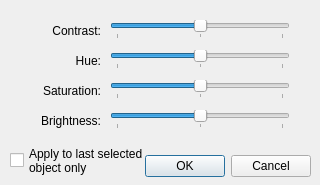
Above: askHueSatBriDialog.ui from Swyter/openbrf-redux before the change. Below: the same form after it.
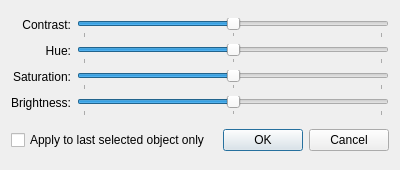
That is the form after the change.

Commit message: askHueSatBriDialog: Rework widen and make resizable the HSB dialog with Qt Designer, make it light so that the slider markers are visible. Suggested by @kraggrim.

Diff of the .ui file:
```diff
--- a/askHueSatBriDialog.ui
+++ b/askHueSatBriDialog.ui
@@ -6,136 +6,196 @@
    <rect>
     <x>0</x>
     <y>0</y>
-    <width>320</width>
-    <height>185</height>
+    <width>400</width>
+    <height>170</height>
    </rect>
   </property>
+  <property name="sizePolicy">
+   <sizepolicy hsizetype="Maximum" vsizetype="Maximum">
+    <horstretch>0</horstretch>
+    <verstretch>0</verstretch>
+   </sizepolicy>
+  </property>
+  <property name="minimumSize">
+   <size>
+    <width>400</width>
+    <height>170</height>
+   </size>
+  </property>
+  <property name="maximumSize">
+   <size>
+    <width>900</width>
+    <height>170</height>
+   </size>
+  </property>
+  <property name="baseSize">
+   <size>
+    <width>400</width>
+    <height>170</height>
+   </size>
+  </property>
   <property name="windowTitle">
    <string>Tune Per-Vertex Colors</string>
   </property>
-  <widget class="QDialogButtonBox" name="buttonBox">
-   <property name="geometry">
-    <rect>
-     <x>140</x>
-     <y>150</y>
-     <width>171</width>
-     <height>32</height>
-    </rect>
+  <property name="windowOpacity">
+   <double>0.850000000000000</double>
+  </property>
+  <property name="autoFillBackground">
+   <bool>true</bool>
+  </property>
+  <layout class="QGridLayout" name="gridLayout_2">
+   <item row="0" column="0" colspan="2">
+    <layout class="QGridLayout" name="gridLayout">
+     <item row="0" column="0">
+      <widget class="QLabel" name="label_4">
+       <property name="frameShape">
+        <enum>QFrame::Shape::NoFrame</enum>
+       </property>
+       <property name="lineWidth">
+        <number>0</number>
+       </property>
+       <property name="text">
+        <string>Contrast:</string>
+       </property>
+       <property name="alignment">
+        <set>Qt::AlignmentFlag::AlignRight|Qt::AlignmentFlag::AlignTop|Qt::AlignmentFlag::AlignTrailing</set>
+       </property>
+       <property name="margin">
+        <number>0</number>
+       </property>
+      </widget>
+     </item>
+     <item row="0" column="1">
+      <widget class="QSlider" name="sliderContrast">
+       <property name="sizePolicy">
+        <sizepolicy hsizetype="Expanding" vsizetype="Fixed">
+         <horstretch>0</horstretch>
+         <verstretch>0</verstretch>
+        </sizepolicy>
+       </property>
+       <property name="autoFillBackground">
+        <bool>false</bool>
+       </property>
+       <property name="styleSheet">
+        <string notr="true">color: rgb(255, 255, 255);</string>
+       </property>
+       <property name="minimum">
+        <number>-150</number>
+       </property>
+       <property name="maximum">
+        <number>150</number>
    </property>
    <property name="orientation">
-    <enum>Qt::Horizontal</enum>
-   </property>
-   <property name="standardButtons">
-    <set>QDialogButtonBox::Cancel|QDialogButtonBox::Ok</set>
-   </property>
-  </widget>
+        <enum>Qt::Orientation::Horizontal</enum>
+       </property>
+       <property name="invertedAppearance">
+        <bool>false</bool>
+       </property>
+       <property name="invertedControls">
+        <bool>false</bool>
+       </property>
+       <property name="tickPosition">
+        <enum>QSlider::TickPosition::TicksBelow</enum>
+       </property>
+       <property name="tickInterval">
+        <number>150</number>
+       </property>
+      </widget>
+     </item>
+     <item row="1" column="0">
   <widget class="QLabel" name="label">
-   <property name="geometry">
-    <rect>
-     <x>20</x>
-     <y>50</y>
-     <width>81</width>
-     <height>21</height>
-    </rect>
+       <property name="frameShape">
+        <enum>QFrame::Shape::NoFrame</enum>
+       </property>
+       <property name="lineWidth">
+        <number>0</number>
    </property>
    <property name="text">
     <string>Hue:</string>
    </property>
    <property name="alignment">
-    <set>Qt::AlignRight|Qt::AlignTrailing|Qt::AlignVCenter</set>
-   </property>
-  </widget>
+        <set>Qt::AlignmentFlag::AlignRight|Qt::AlignmentFlag::AlignTop|Qt::AlignmentFlag::AlignTrailing</set>
+       </property>
+      </widget>
+     </item>
+     <item row="1" column="1">
+      <widget class="QSlider" name="sliderHue">
+       <property name="styleSheet">
+        <string notr="true">color: rgb(255, 255, 255);</string>
+       </property>
+       <property name="minimum">
+        <number>-100</number>
+       </property>
+       <property name="maximum">
+        <number>100</number>
+       </property>
+       <property name="orientation">
+        <enum>Qt::Orientation::Horizontal</enum>
+       </property>
+       <property name="tickPosition">
+        <enum>QSlider::TickPosition::TicksBelow</enum>
+       </property>
+       <property name="tickInterval">
+        <number>100</number>
+       </property>
+      </widget>
+     </item>
+     <item row="2" column="0">
   <widget class="QLabel" name="label_2">
-   <property name="geometry">
-    <rect>
-     <x>20</x>
-     <y>80</y>
-     <width>81</width>
-     <height>21</height>
-    </rect>
+       <property name="frameShape">
+        <enum>QFrame::Shape::NoFrame</enum>
+       </property>
+       <property name="lineWidth">
+        <number>0</number>
    </property>
    <property name="text">
     <string>Saturation:</string>
    </property>
    <property name="alignment">
-    <set>Qt::AlignRight|Qt::AlignTrailing|Qt::AlignVCenter</set>
-   </property>
-  </widget>
+        <set>Qt::AlignmentFlag::AlignRight|Qt::AlignmentFlag::AlignTop|Qt::AlignmentFlag::AlignTrailing</set>
+       </property>
+      </widget>
+     </item>
+     <item row="2" column="1">
+      <widget class="QSlider" name="sliderSat">
+       <property name="styleSheet">
+        <string notr="true">color: rgb(255, 255, 255);</string>
+       </property>
+       <property name="minimum">
+        <number>-100</number>
+       </property>
+       <property name="maximum">
+        <number>100</number>
+       </property>
+       <property name="orientation">
+        <enum>Qt::Orientation::Horizontal</enum>
+       </property>
+       <property name="tickPosition">
+        <enum>QSlider::TickPosition::TicksBelow</enum>
+       </property>
+       <property name="tickInterval">
+        <number>100</number>
+       </property>
+      </widget>
+     </item>
+     <item row="3" column="0">
   <widget class="QLabel" name="label_3">
-   <property name="geometry">
-    <rect>
-     <x>20</x>
-     <y>110</y>
-     <width>81</width>
-     <height>21</height>
-    </rect>
+       <property name="frameShape">
+        <enum>QFrame::Shape::NoFrame</enum>
+       </property>
+       <property name="lineWidth">
+        <number>0</number>
    </property>
    <property name="text">
     <string>Brightness:</string>
    </property>
    <property name="alignment">
-    <set>Qt::AlignRight|Qt::AlignTrailing|Qt::AlignVCenter</set>
-   </property>
-  </widget>
-  <widget class="QSlider" name="sliderHue">
-   <property name="geometry">
-    <rect>
-     <x>110</x>
-     <y>50</y>
-     <width>180</width>
-     <height>19</height>
-    </rect>
-   </property>
-   <property name="minimum">
-    <number>-100</number>
-   </property>
-   <property name="maximum">
-    <number>100</number>
-   </property>
-   <property name="orientation">
-    <enum>Qt::Horizontal</enum>
-   </property>
-   <property name="tickPosition">
-    <enum>QSlider::TicksBelow</enum>
-   </property>
-   <property name="tickInterval">
-    <number>100</number>
-   </property>
-  </widget>
-  <widget class="QSlider" name="sliderSat">
-   <property name="geometry">
-    <rect>
-     <x>110</x>
-     <y>80</y>
-     <width>180</width>
-     <height>19</height>
-    </rect>
-   </property>
-   <property name="minimum">
-    <number>-100</number>
-   </property>
-   <property name="maximum">
-    <number>100</number>
-   </property>
-   <property name="orientation">
-    <enum>Qt::Horizontal</enum>
-   </property>
-   <property name="tickPosition">
-    <enum>QSlider::TicksBelow</enum>
-   </property>
-   <property name="tickInterval">
-    <number>100</number>
-   </property>
-  </widget>
+        <set>Qt::AlignmentFlag::AlignRight|Qt::AlignmentFlag::AlignTop|Qt::AlignmentFlag::AlignTrailing</set>
+       </property>
+      </widget>
+     </item>
+     <item row="3" column="1">
   <widget class="QSlider" name="sliderBrightness">
-   <property name="geometry">
-    <rect>
-     <x>110</x>
-     <y>110</y>
-     <width>180</width>
-     <height>19</height>
-    </rect>
-   </property>
    <property name="minimum">
     <number>-100</number>
    </property>
@@ -152,61 +212,27 @@
     <number>100</number>
    </property>
   </widget>
-  <widget class="QSlider" name="sliderContrast">
-   <property name="geometry">
-    <rect>
-     <x>110</x>
-     <y>20</y>
-     <width>180</width>
-     <height>19</height>
-    </rect>
-   </property>
-   <property name="minimum">
-    <number>-150</number>
-   </property>
-   <property name="maximum">
-    <number>150</number>
-   </property>
-   <property name="orientation">
-    <enum>Qt::Horizontal</enum>
-   </property>
-   <property name="tickPosition">
-    <enum>QSlider::TicksBelow</enum>
-   </property>
-   <property name="tickInterval">
-    <number>150</number>
-   </property>
-  </widget>
-  <widget class="QLabel" name="label_4">
-   <property name="geometry">
-    <rect>
-     <x>20</x>
-     <y>20</y>
-     <width>81</width>
-     <height>21</height>
-    </rect>
-   </property>
-   <property name="text">
-    <string>Contrast:</string>
-   </property>
-   <property name="alignment">
-    <set>Qt::AlignRight|Qt::AlignTrailing|Qt::AlignVCenter</set>
-   </property>
-  </widget>
+     </item>
+    </layout>
+   </item>
+   <item row="1" column="0">
     <widget class="QCheckBox" name="applyToLastSel">
-   <property name="geometry">
-    <rect>
-     <x>10</x>
-     <y>140</y>
-     <width>151</width>
-     <height>41</height>
-    </rect>
-   </property>
    <property name="text">
-    <string>Apply to last selected
-object only</string>
-   </property>
-  </widget>
+      <string>Apply to last selected object only</string>
+     </property>
+    </widget>
+   </item>
+   <item row="1" column="1">
+    <widget class="QDialogButtonBox" name="buttonBox">
+     <property name="orientation">
+      <enum>Qt::Orientation::Horizontal</enum>
+     </property>
+     <property name="standardButtons">
+      <set>QDialogButtonBox::StandardButton::Cancel|QDialogButtonBox::StandardButton::Ok</set>
+     </property>
+    </widget>
+   </item>
+  </layout>
  </widget>
  <tabstops>
   <tabstop>buttonBox</tabstop>
```
Left out of the diff: 4 changed lines with no effect on the pictures. Lines whose indentation alone changed are shown as unchanged. The commit also changes 1 other file.
